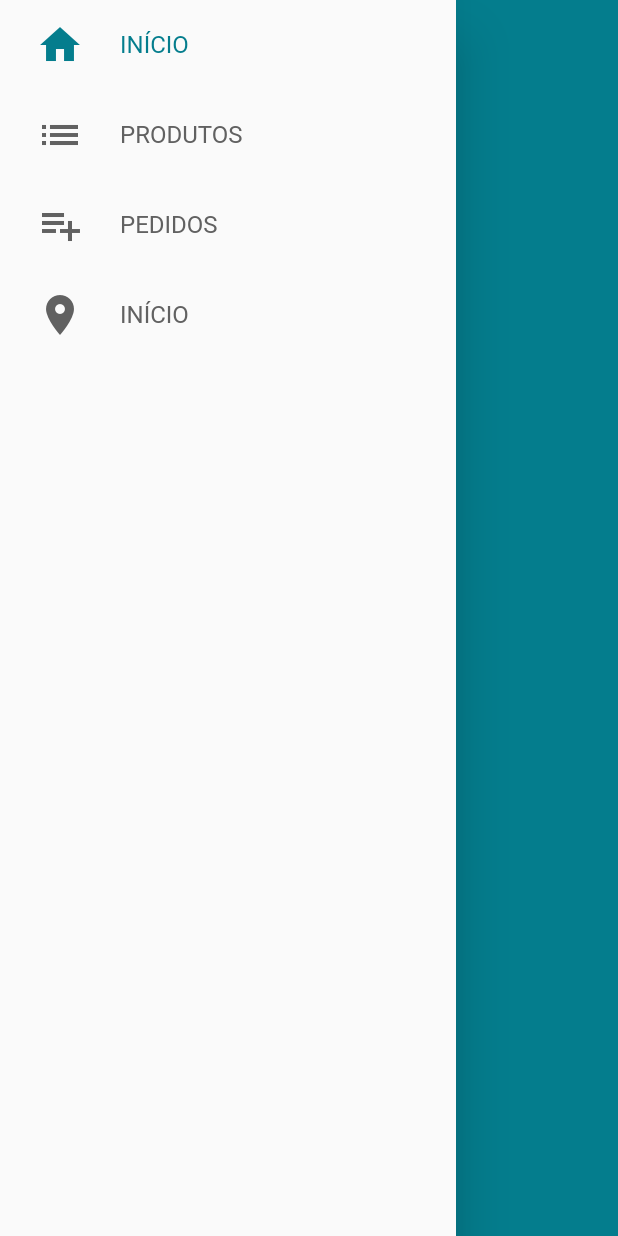
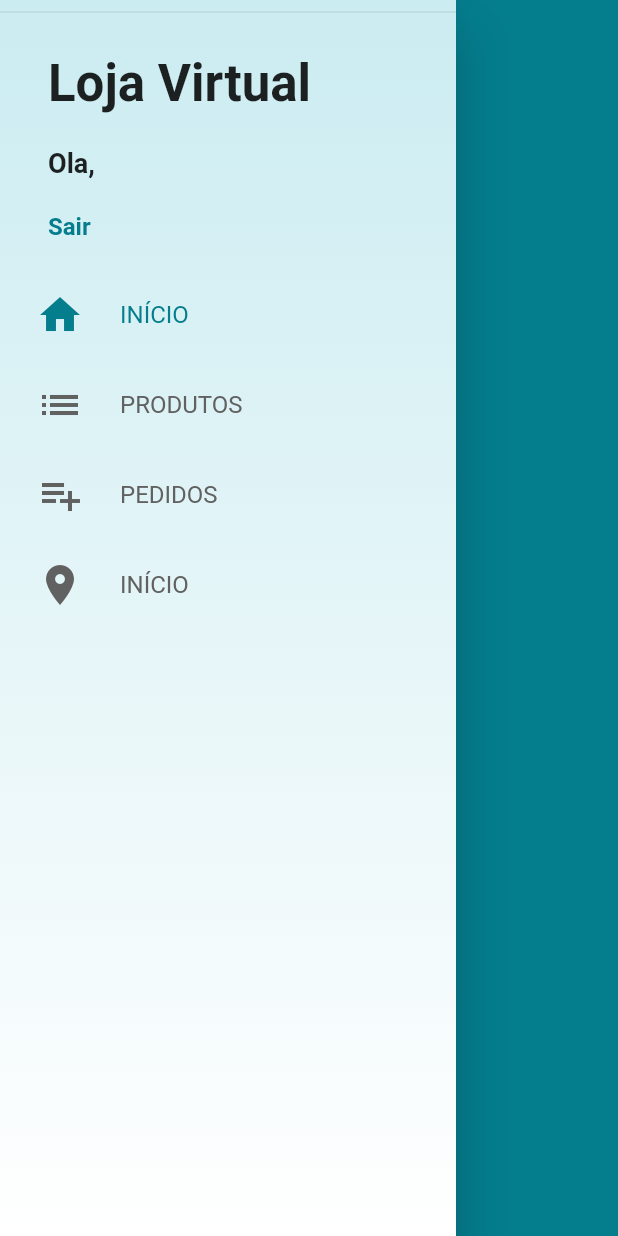
Before and after one commit to davsantos13/loja_online, a Flutter app: the CustomDrawer widget shown alone on an empty page, opened directly, on a phone screen of 412 x 824 dp. Run offline on Flutter 3.47's test engine with Material 2 defaults, Android fonts, the light colour scheme and no system bars; our stand-ins replace cloud_firestore, firebase_auth; accounts and stored records are empty.

Commit message:
Finalizando drawer e CRUD de usuários

```diff
--- a/lib/common/drawer/custom_drawer.dart
+++ b/lib/common/drawer/custom_drawer.dart
@@ -1,12 +1,29 @@
 import 'package:flutter/material.dart';
+import 'package:loja_virt/common/drawer/custom_drawer_header.dart';
 import 'package:loja_virt/common/drawer/drawer_tile.dart';
 
 class CustomDrawer extends StatelessWidget {
   @override
   Widget build(BuildContext context) {
     return Drawer(
-      child: ListView(
+      child: Stack(
         children: [
+          Container(
+            decoration: BoxDecoration(
+              gradient: LinearGradient(
+                colors: [
+                  const Color.fromARGB(255, 203, 236, 241),
+                  Colors.white
+                ],
+                begin: Alignment.topCenter,
+                end: Alignment.bottomCenter,
+              ),
+            ),
+          ),
+          const Divider(),
+          ListView(
+            children: [
+              CustomDrawerHeader(),
               DrawerTile(
                 icon: Icons.home,
                 title: "Início".toUpperCase(),
@@ -29,6 +46,8 @@ class CustomDrawer extends StatelessWidget {
               ),
             ],
           ),
+        ],
+      ),
     );
   }
 }
--- /dev/null
+++ b/lib/common/drawer/custom_drawer_header.dart
@@ -0,0 +1,55 @@
+import 'package:flutter/material.dart';
+import 'package:loja_virt/resources/user_manager.dart';
+import 'package:provider/provider.dart';
+
+class CustomDrawerHeader extends StatelessWidget {
+  @override
+  Widget build(BuildContext context) {
+    return Container(
+      padding: const EdgeInsets.fromLTRB(32, 24, 16, 8),
+      height: 180,
+      child: Consumer<UserManager>(
+        builder: (_, userManager, __) {
+          return Column(
+            mainAxisAlignment: MainAxisAlignment.spaceAround,
+            crossAxisAlignment: CrossAxisAlignment.start,
+            children: [
+              Text(
+                'Loja Virtual',
+                style: TextStyle(
+                  fontSize: 34,
+                  fontWeight: FontWeight.bold,
+                ),
+              ),
+              Text(
+                'Ola, ${userManager.user?.nome ?? ''}',
+                overflow: TextOverflow.ellipsis,
+                maxLines: 2,
+                style: TextStyle(
+                  fontSize: 18,
+                  fontWeight: FontWeight.bold,
+                ),
+              ),
+              GestureDetector(
+                onTap: () {
+                  if (userManager.isLoggedIn) {
+                    userManager.signOut();
+                  } else {
+                    Navigator.of(context).pushNamed('/login');
+                  }
+                },
+                child: Text(
+                  userManager.isLoggedIn ? 'Sair' : 'Entre ou cadastre-se  > ',
+                  style: TextStyle(
+                      color: Theme.of(context).primaryColor,
+                      fontSize: 16,
+                      fontWeight: FontWeight.bold),
+                ),
+              )
+            ],
+          );
+        },
+      ),
+    );
+  }
+}
--- a/lib/main.dart
+++ b/lib/main.dart
@@ -2,6 +2,7 @@ import 'package:cloud_firestore/cloud_firestore.dart';
 import 'package:flutter/material.dart';
 import 'package:loja_virt/resources/user_manager.dart';
 import 'package:loja_virt/screens/base/base_screen.dart';
+import 'package:loja_virt/screens/login/login_screen.dart';
 import 'package:loja_virt/screens/signup/signup_screen.dart';
 import 'package:provider/provider.dart';
 
@@ -14,6 +15,7 @@ class MyApp extends StatelessWidget {
   Widget build(BuildContext context) {
     return ChangeNotifierProvider(
       create: (_) => UserManager(),
+      lazy: false,
       child: MaterialApp(
         debugShowCheckedModeBanner: false,
         title: 'Loja Virtual',
@@ -30,6 +32,10 @@ class MyApp extends StatelessWidget {
               return MaterialPageRoute(
                 builder: (_) => SignupScreen(),
               );
+            case '/login':
+              return MaterialPageRoute(
+                builder: (_) => LoginScreen(),
+              );
             case '/base':
             default:
               return MaterialPageRoute(
--- a/lib/models/user.dart
+++ b/lib/models/user.dart
@@ -11,7 +11,7 @@ class User {
 
   User.fromDocument(DocumentSnapshot doc) {
     this.id = doc.documentID;
-    this.nome = doc.data['nome'] as String;
+    this.nome = doc.data['name'] as String;
     this.email = doc.data['email'] as String;
   }
 
--- a/lib/screens/base/base_screen.dart
+++ b/lib/screens/base/base_screen.dart
@@ -14,7 +14,6 @@ class BaseScreen extends StatelessWidget {
         controller: pageController,
         physics: NeverScrollableScrollPhysics(),
         children: [
-          LoginScreen(),
           Scaffold(
             drawer: CustomDrawer(),
             appBar: AppBar(
--- a/lib/screens/login/login_screen.dart
+++ b/lib/screens/login/login_screen.dart
@@ -103,7 +103,9 @@ class LoginScreen extends StatelessWidget {
                                             backgroundColor: Colors.red,
                                           ));
                                         },
-                                        onSuccess: () {});
+                                        onSuccess: () {
+                                          Navigator.of(context).pop();
+                                        });
                                   }
                                 },
                           color: Theme.of(context).primaryColor,
```
Also changed, not shown: lib/resources/user_manager.dart (+10 -2 lines), lib/screens/signup/signup_screen.dart (+36 -12 lines). Lines whose indentation alone changed are shown as unchanged.
